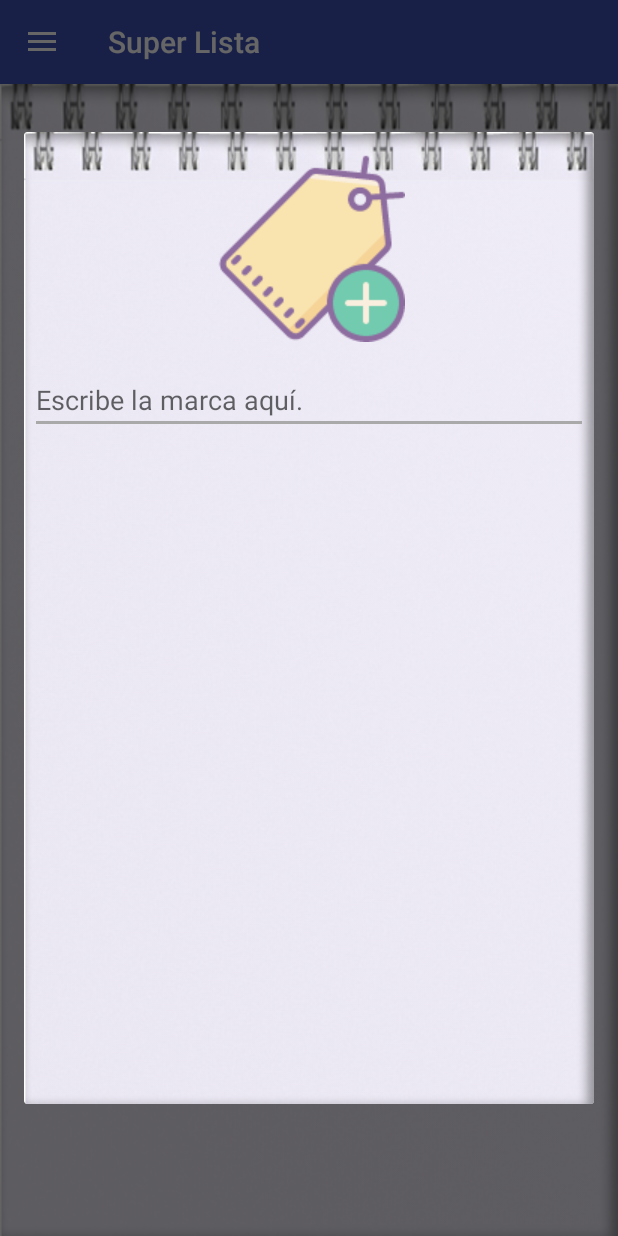
After one commit to maurocg89/SuperLista, an Android app: the fragment FragmentAlertDialogAddMarca placed in its activity, on a phone screen of 412 x 824 dp. The commit adds this screen. Run offline under Robolectric (Android 15) with nearby library versions, the phone set to English and light mode, and no system bars; network calls fail.

Commit message:
Implementando agregar marcas

```diff
--- /dev/null
+++ b/app/src/main/java/com/example/superlista/FragmentAlertDialogAddMarca.java
@@ -0,0 +1,65 @@
+package com.example.superlista;
+
+
+import android.app.Dialog;
+import android.os.Bundle;
+import android.support.annotation.NonNull;
+import android.support.v4.app.DialogFragment;
+import android.view.KeyEvent;
+import android.view.LayoutInflater;
+import android.view.View;
+import android.view.ViewGroup;
+import android.view.WindowManager;
+import android.widget.EditText;
+import android.widget.TextView;
+
+public class FragmentAlertDialogAddMarca extends DialogFragment implements TextView.OnEditorActionListener {
+
+
+    private EditText mEditText;
+
+
+
+
+    @NonNull
+    @Override
+    public Dialog onCreateDialog(Bundle savedInstanceState) {
+        return super.onCreateDialog(savedInstanceState);
+    }
+
+    public interface NuevoDialogListener {
+
+        void FinalizaCuadroDialogo(String texto);
+    }
+
+    // El contructor vacio es requerido para el dialogFragment
+    public FragmentAlertDialogAddMarca() {
+
+    }
+
+    @Override
+    public View onCreateView(LayoutInflater inflater, ViewGroup container, Bundle savedInstanceState) {
+        View view = inflater.inflate(R.layout.alert_dialog_add_marca, container);
+
+        mEditText = (EditText) view.findViewById(R.id.edit_text_marca);
+
+        // creamos una instancia para el escuchador de eventos para la accion de Edicion
+        mEditText.setOnEditorActionListener(this);
+        mEditText.requestFocus();
+        //getDialog().getWindow().setSoftInputMode(WindowManager.LayoutParams.SOFT_INPUT_STATE_VISIBLE);
+        getDialog().setTitle(" Nueva Marca");
+
+        return view;
+    }
+
+
+    @Override
+    public boolean onEditorAction(TextView v, int actionId, KeyEvent event) {
+
+        NuevoDialogListener activity = (NuevoDialogListener) getActivity();
+        activity.FinalizaCuadroDialogo(mEditText.getText().toString());
+        this.dismiss();
+        return true;
+
+    }
+}
--- /dev/null
+++ b/app/src/main/res/layout/alert_dialog_add_marca.xml
@@ -0,0 +1,36 @@
+<?xml version="1.0" encoding="utf-8"?>
+<LinearLayout
+    xmlns:android="http://schemas.android.com/apk/res/android"
+    xmlns:app="http://schemas.android.com/apk/res-auto"
+    xmlns:tools="http://schemas.android.com/tools"
+    android:id="@+id/add_marca"
+    android:layout_width="match_parent"
+    android:layout_height="match_parent"
+    android:layout_gravity="center"
+    android:background="@drawable/fondodehoja"
+    android:orientation="vertical"
+    >
+
+
+    <ImageView
+        android:layout_width="match_parent"
+        android:layout_height="wrap_content"
+        android:contentDescription="@string/app_name"
+        android:paddingTop="@dimen/margen_entre_items"
+        android:scaleType="center"
+        android:src="@drawable/addtag128" />
+
+
+    <EditText
+        android:id="@+id/edit_text_marca"
+        android:layout_width="match_parent"
+        android:layout_height="wrap_content"
+        android:layout_marginBottom="4dp"
+        android:layout_marginLeft="4dp"
+        android:layout_marginRight="4dp"
+        android:layout_marginTop="16dp"
+        android:hint="@string/hint_edit_marca"
+        android:inputType="text" />
+
+
+</LinearLayout>
--- a/app/src/main/res/values/strings.xml
+++ b/app/src/main/res/values/strings.xml
@@ -62,6 +62,9 @@
     <string name="valor_precio">0</string>
     <string name="unidad">Unidad:</string>
 
+    <!--STRINGS PARA EL xml alert_dialog_add_marca -->
+    <string name="hint_edit_marca">Escribe la marca aquí.</string>
+
 
     <!-- TODO: Remove or change this placeholder text -->
     <string name="hello_blank_fragment">Hello blank fragment</string>
```
Also changed, not shown: app/src/main/java/com/example/superlista/FragmentAgregarProducto.java (+26 -7 lines), app/src/main/res/drawable/addtag128.png (added).
